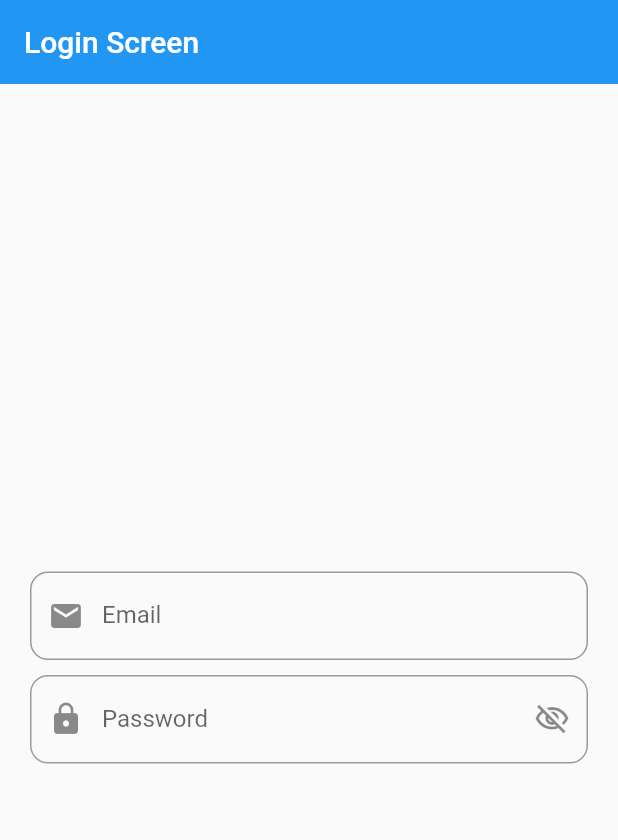
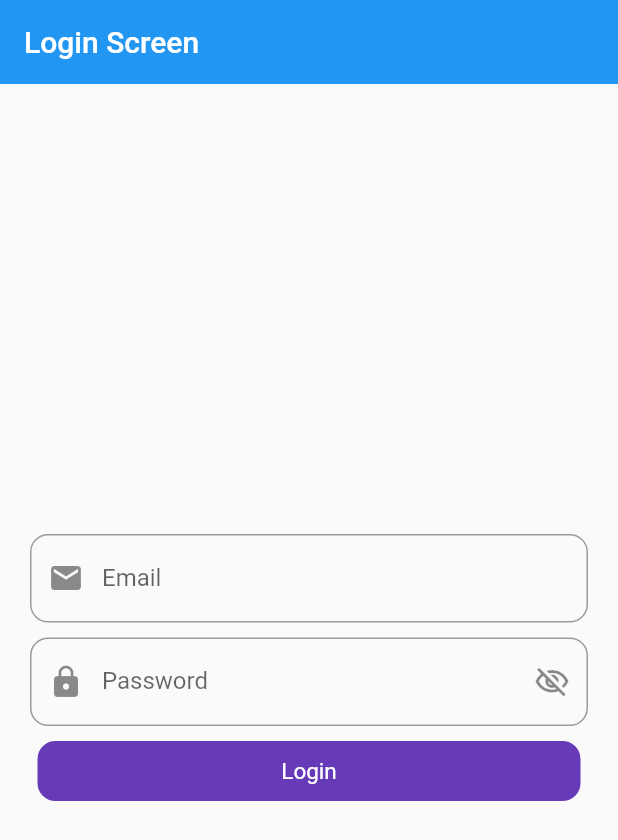
Before and after one commit to hamzabhiinder/MVVMStructure, a Flutter app: the screen it shows after launch, on a phone screen of 412 x 824 dp. Shown: the top 840 px of the screen. Run offline on Flutter 3.47's test engine with Material 2 defaults, Android fonts, the phone set to English and light mode, and no system bars; our stand-ins replace another_flushbar, fluttertoast; missing offline and left inert: dart:html.

Commit message:
LoginProvider

```diff
--- /dev/null
+++ b/lib/APIRepons.txt
@@ -0,0 +1,4 @@
+1. First Enter Base Url in Appurl
+2. Make Function of APi on Auth Repositry
+3. Make Provider of Function in AuthViewViewModel
+4. Then initialize in dartFile
--- a/lib/Views/login.dart
+++ b/lib/Views/login.dart
@@ -1,6 +1,11 @@
-import 'package:flutter/foundation.dart';
+import 'dart:developer';
+
 import 'package:flutter/material.dart';
-import 'package:mvvmstructure/utils/routes/route_name.dart';
+import 'package:mvvmstructure/res/component/round_button.dart';
+import 'package:mvvmstructure/utils/utilities/dialog/error_dialog.dart';
+import 'package:mvvmstructure/view_model/authViewModel.dart';
+import 'package:provider/provider.dart';
+
 
 import '../utils/utility.dart';
 
@@ -20,7 +25,19 @@ class _LoginState extends State<Login> {
   FocusNode passwordFocus = FocusNode();
 
   @override
+  void dispose() {
+    emailController.dispose();
+    passwordController.dispose();
+    emailFocus.dispose();
+    passwordFocus.dispose();
+    obsecurePassword.dispose();
+
+    super.dispose();
+  }
+
+  @override
   Widget build(BuildContext context) {
+    final authViewModelProvider= Provider.of<AuthViewModel>(context);
     return Scaffold(
       appBar: AppBar(
         title: const Text("Login Screen"),
@@ -35,6 +52,7 @@ class _LoginState extends State<Login> {
             Padding(
               padding: const EdgeInsets.symmetric(horizontal: 20),
               child: TextFormField(
+                keyboardType: TextInputType.emailAddress,
                 controller: emailController,
                 focusNode: emailFocus,
                 decoration: InputDecoration(
@@ -60,18 +78,39 @@ class _LoginState extends State<Login> {
                     decoration: InputDecoration(
                         labelText: "Password",
                         prefixIcon: const Icon(Icons.lock),
-                        suffixIcon: InkWell(onTap: (){
-                          obsecurePassword.value=!obsecurePassword.value;
-                        }, child:  Icon(obsecurePassword.value? Icons.visibility_off_outlined:Icons.visibility)),
+                        suffixIcon: InkWell(
+                            onTap: () {
+                              obsecurePassword.value = !obsecurePassword.value;
+                            },
+                            child: Icon(obsecurePassword.value
+                                ? Icons.visibility_off_outlined
+                                : Icons.visibility)),
                         border: OutlineInputBorder(
                             borderRadius: BorderRadius.circular(12))),
-                    onFieldSubmitted: (value) {
-                      //Utils.fieldFocus(context, emailFocus, passwordFocus);
-                    },
                   ),
                 );
               },
             ),
+            const SizedBox(height: 10),
+            RoundButton(
+                tilte: "Login",
+                onPressed: () {
+                  if (emailController.text.isEmpty) {
+                    Utils.flushbarErrorMessage("Please Enter Email", context);
+                  } else if (passwordController.text.isEmpty) {
+                     Utils.flushbarErrorMessage("Please Enter Password", context);
+                  } else if (passwordController.text.length < 6) {
+                    // Utils.flushbarErrorMessage("Please Enter 6 digit password", context);
+                     ShowErrorDialog(context, "Please Enter 6 digit password");
+                  } else {
+                    Map data={
+                      "email":emailController.text,
+                      "password":passwordController.text
+                    };
+                    authViewModelProvider.login(data, context);
+                    log("Api Hit");
+                  }
+                }),
           ],
         ),
       ),
--- a/lib/main.dart
+++ b/lib/main.dart
@@ -1,6 +1,8 @@
 import 'package:flutter/material.dart';
 import 'package:mvvmstructure/utils/routes/route_name.dart';
 import 'package:mvvmstructure/utils/routes/routes.dart';
+import 'package:mvvmstructure/view_model/authViewModel.dart';
+import 'package:provider/provider.dart';
 
 void main() {
   runApp(const MyApp());
@@ -12,14 +14,18 @@ class MyApp extends StatelessWidget {
   // This widget is the root of your application.
   @override
   Widget build(BuildContext context) {
-    return MaterialApp(
-      title: 'Flutter Demo',
-      theme: ThemeData(
-
-        primarySwatch: Colors.blue,
+    return MultiProvider(
+      providers: [
+        ChangeNotifierProvider(create: (context) => AuthViewModel()),
+      ],
+      child: MaterialApp(
+        title: 'Flutter Demo',
+        theme: ThemeData(
+          primarySwatch: Colors.blue,
+        ),
+        initialRoute: RoutesName.login,
+        onGenerateRoute: Routes.generateRoutes,
       ),
-      initialRoute: RoutesName.login,
-      onGenerateRoute:Routes.generateRoutes,
     );
   }
 }
--- /dev/null
+++ b/lib/res/app_Url.dart
@@ -0,0 +1,9 @@
+
+class AppUrl {
+  static var baseUrl="https://reqres.in";
+  static var loginUrl="$baseUrl/api/login";
+  static var SignUpUrl="${baseUrl}/api/register";
+
+  static var lgoinPostman="http://multivendorbackend.bytemates.com/login";
+
+}
--- /dev/null
+++ b/lib/res/colors.dart
@@ -0,0 +1,12 @@
+import 'dart:html';
+
+import 'package:flutter/animation.dart';
+import 'package:flutter/material.dart';
+
+class AppColors{
+    static const Color blackColor=Color(0xff00000);
+    static const Color whiteColor=Colors.white;
+    static const Color buttonColor=Colors.deepPurple;
+
+
+}
--- /dev/null
+++ b/lib/res/component/round_button.dart
@@ -0,0 +1,35 @@
+
+import 'package:flutter/material.dart';
+import 'package:mvvmstructure/res/colors.dart';
+
+class RoundButton extends StatelessWidget {
+  final String tilte;
+  final bool isLoading;
+  final VoidCallback onPressed;
+  const RoundButton(
+      {super.key,
+      required this.tilte,
+      this.isLoading = false,
+      required this.onPressed});
+
+  @override
+  Widget build(BuildContext context) {
+    return Padding(
+      padding: const EdgeInsets.symmetric(horizontal: 25),
+      child: InkWell(
+        onTap: onPressed,
+        child: Container(
+          height: 40,
+          width: double.infinity,
+          decoration: BoxDecoration(
+            color: AppColors.buttonColor,
+            borderRadius: BorderRadius.circular(12),
+          ),
+          child: Center(
+            child: isLoading ?const Center(child: CircularProgressIndicator(color: AppColors.whiteColor)): Text(tilte,style:const TextStyle(color: AppColors.whiteColor,fontSize: 15),),
+          ),
+        ),
+      ),
+    );
+  }
+}
--- /dev/null
+++ b/lib/view_model/authViewModel.dart
@@ -0,0 +1,25 @@
+// ignore_for_file: file_names
+
+import 'dart:developer';
+
+import 'package:flutter/cupertino.dart';
+import 'package:flutter/foundation.dart';
+import 'package:mvvmstructure/repository/AuthRepository/auth_repository.dart';
+import 'package:mvvmstructure/utils/utility.dart';
+
+class AuthViewModel with ChangeNotifier {
+  final myRepo = AuthRepository();
+
+  Future<void> login(dynamic data, BuildContext context) async {
+    myRepo.login(data).then((value) {
+      if (kDebugMode) {
+        log(value.toString());
+      }
+    }).onError((error, stackTrace) {
+      if (kDebugMode) {
+        Utils.flushbarErrorMessage(error.toString(), context);
+        log(error.toString());
+      }
+    });
+  }
+}
```
Also changed, not shown: lib/repository/AuthRepository/auth_repository.dart (added, +27 -0 lines), pubspec.lock.
